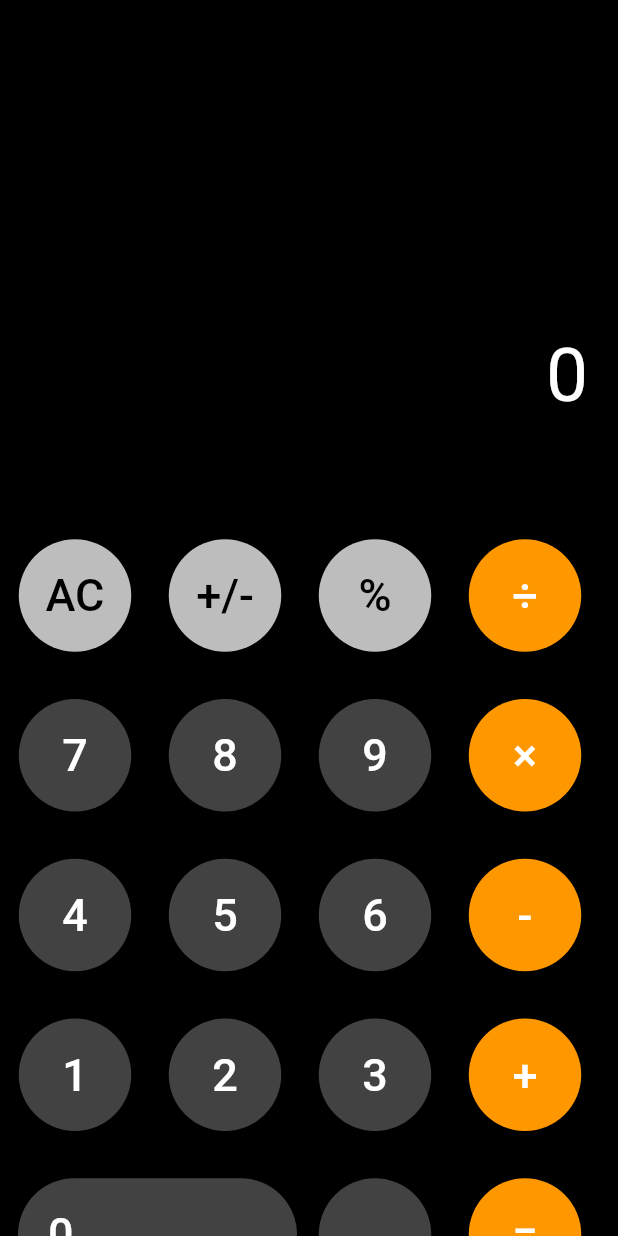
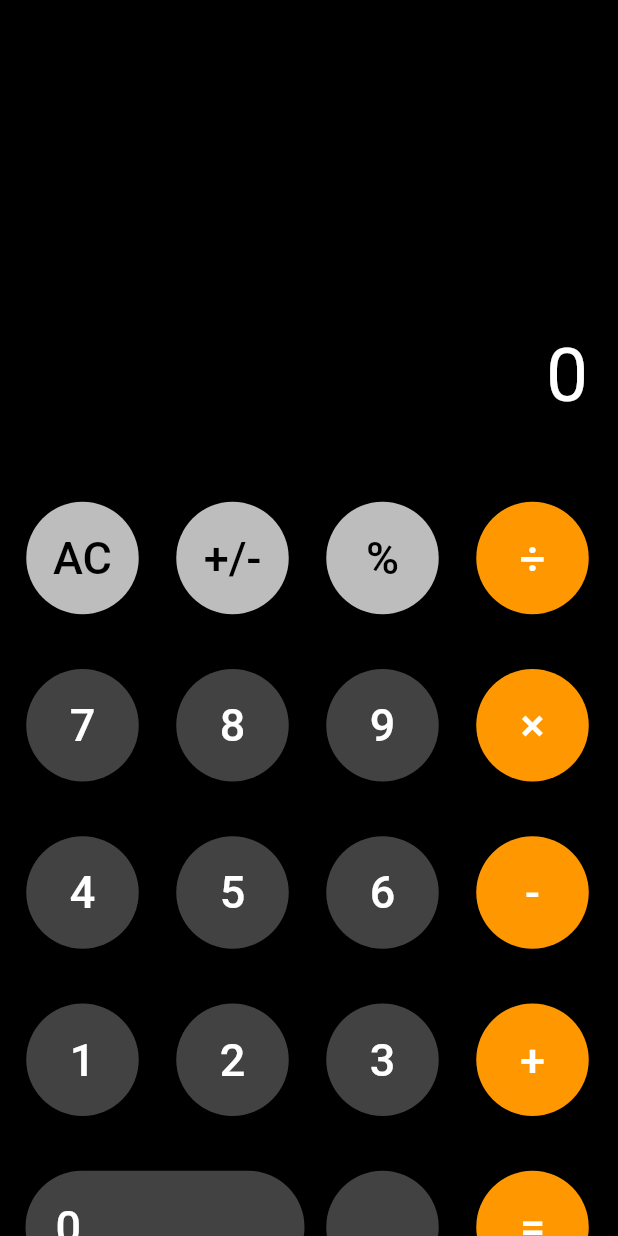
Before and after one commit to KhizarA77/IOS-Calculator, a Flutter app: the screen it shows after launch, on a phone screen of 412 x 824 dp. Run offline on Flutter 3.47's test engine with Material 3 defaults, Android fonts, the phone set to English and light mode, and no system bars.

Commit message:
Bug fixes and render issue fix

```diff
--- a/lib/Screen.dart
+++ b/lib/Screen.dart
@@ -12,7 +12,7 @@ class Screen with ChangeNotifier {
   void setNum1(String operation) {
     num1 = double.parse(_expression);
     _operation = operation;
-    clearExpression();
+    setExpression('');
   }
 
   void setNum2() {
@@ -83,8 +83,15 @@ class Screen with ChangeNotifier {
     notifyListeners();
   }
 
+  void setExpression(String value) {
+    _expression = value;
+    notifyListeners();
+  }
+
   void clearExpression() {
     _expression = '0';
+    num1 = 0;
+    num2 = 0;
     notifyListeners();
   }
 }
--- a/lib/buttonsLayout.dart
+++ b/lib/buttonsLayout.dart
@@ -8,15 +8,18 @@ class ButtonsLayout extends StatelessWidget {
 
   @override
   Widget build(BuildContext context) {
-    return Container(
-      padding: const EdgeInsets.only(top: 30),
+    return const SizedBox(
       height: 590,
+      child: DecoratedBox(
+        decoration: BoxDecoration(
           color: Colors.black,
-      child: const Column(
+        ),
+        child: Column(
           mainAxisAlignment: MainAxisAlignment.spaceEvenly,
           children: [
             Row(
               children: [
+                SizedBox(width: 5),
                 CustomFunctionButtons(operation: 'AC'),
                 CustomFunctionButtons(operation: '+/-'),
                 CustomFunctionButtons(operation: '%'),
@@ -25,6 +28,7 @@ class ButtonsLayout extends StatelessWidget {
             ),
             Row(
               children: [
+                SizedBox(width: 5),
                 CustomNumberButtons(number: 7),
                 CustomNumberButtons(number: 8),
                 CustomNumberButtons(number: 9),
@@ -33,6 +37,7 @@ class ButtonsLayout extends StatelessWidget {
             ),
             Row(
               children: [
+                SizedBox(width: 5),
                 CustomNumberButtons(number: 4),
                 CustomNumberButtons(number: 5),
                 CustomNumberButtons(number: 6),
@@ -41,6 +46,7 @@ class ButtonsLayout extends StatelessWidget {
             ),
             Row(
               children: [
+                SizedBox(width: 5),
                 CustomNumberButtons(number: 1),
                 CustomNumberButtons(number: 2),
                 CustomNumberButtons(number: 3),
@@ -49,7 +55,7 @@ class ButtonsLayout extends StatelessWidget {
             ),
             Row(
               children: [
-              SizedBox(width: 10),
+                SizedBox(width: 15),
                 CustomNumberButtons(number: 0, width: 190),
                 CustomFunctionButtons(operation: '.'),
                 CustomOperationButtons(operation: '='),
@@ -57,6 +63,7 @@ class ButtonsLayout extends StatelessWidget {
             ),
           ],
         ),
+      ),
     );
   }
 }
--- a/lib/functionButtons.dart
+++ b/lib/functionButtons.dart
@@ -10,7 +10,7 @@ class CustomFunctionButtons extends StatelessWidget {
 
   @override
   Widget build(BuildContext context) {
-    return Container(
+    return SizedBox(
       width: 100,
       child: Padding(
         padding: const EdgeInsets.all(2),
--- a/lib/main.dart
+++ b/lib/main.dart
@@ -1,7 +1,6 @@
 import 'package:flutter/material.dart';
 import 'package:ios_calculator/HomePage.dart';
 import 'package:ios_calculator/Screen.dart';
-import 'package:ios_calculator/operationButtons.dart';
 import 'package:provider/provider.dart';
 
 void main() {
--- a/lib/numberButtons.dart
+++ b/lib/numberButtons.dart
@@ -12,7 +12,7 @@ class CustomNumberButtons extends StatelessWidget {
 
   @override
   Widget build(BuildContext context) {
-    return Container(
+    return SizedBox(
       width: width,
       child: Padding(
         padding: const EdgeInsets.all(2),
--- a/lib/operationButtons.dart
+++ b/lib/operationButtons.dart
@@ -10,7 +10,7 @@ class CustomOperationButtons extends StatelessWidget {
 
   @override
   Widget build(BuildContext context) {
-    return Container(
+    return SizedBox(
       width: 100,
       child: Padding(
         padding: const EdgeInsets.all(2),
```
Lines whose indentation alone changed are shown as unchanged.
